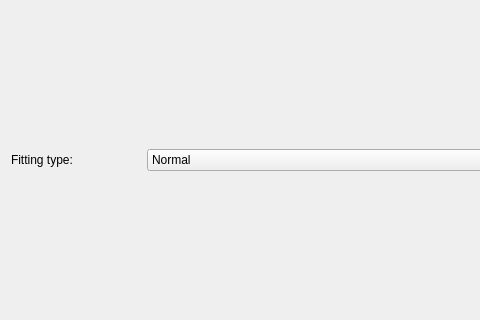
This is scripts/Muon/GUI/Common/fitting_tab_widget/fitting_tab2.ui in mantidproject/mantid as Qt 5 draws it before an edit; both pictures show x 0 to 480 and y 131 to 451 of the 610 by 583 pixel window. The edited form follows.
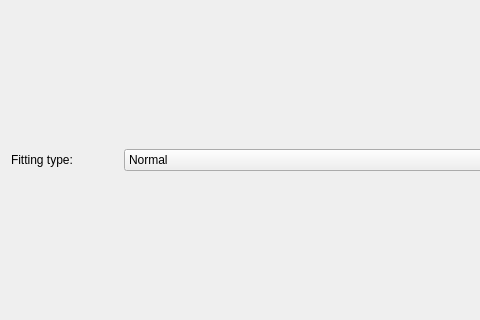
This is the edited form.

Commit message: Refs #29892. Reorganise the ui files.

```diff
--- a/scripts/Muon/GUI/Common/fitting_tab_widget/fitting_tab2.ui
+++ b/scripts/Muon/GUI/Common/fitting_tab_widget/fitting_tab2.ui
@@ -47,13 +47,13 @@
        <widget class="QLabel" name="fitting_type_label">
         <property name="minimumSize">
          <size>
-          <width>130</width>
+          <width>107</width>
           <height>0</height>
          </size>
         </property>
         <property name="maximumSize">
          <size>
-          <width>130</width>
+          <width>107</width>
           <height>16777215</height>
          </size>
         </property>
```
The commit also changes 7 other files.
